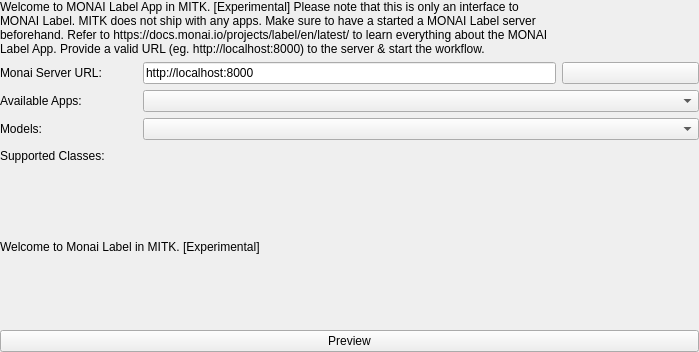
MITK/MITK, file Modules/SegmentationUI/Qmitk/QmitkMonaiLabelToolGUIControls.ui: the form before one commit.
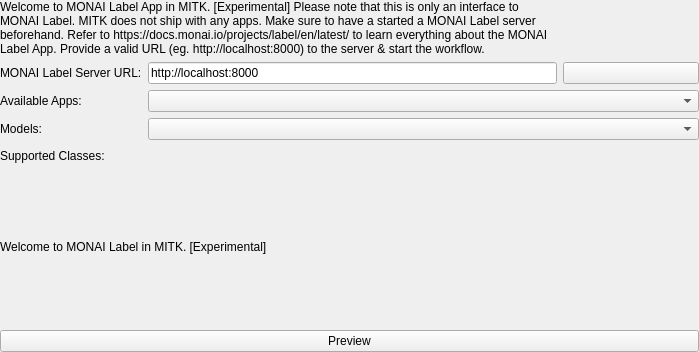
The form after the commit. Custom widgets are drawn as their Qt base class.

Commit message: Adding new variable in Preference for MONAI Label for extending support to other apps

Diff of the .ui file:
```diff
--- a/Modules/SegmentationUI/Qmitk/QmitkMonaiLabelToolGUIControls.ui
+++ b/Modules/SegmentationUI/Qmitk/QmitkMonaiLabelToolGUIControls.ui
@@ -58,7 +58,7 @@
         </sizepolicy>
        </property>
        <property name="text">
-        <string>Monai Server URL:</string>
+        <string>MONAI Label Server URL:</string>
        </property>
       </widget>
      </item>
@@ -163,7 +163,7 @@
       </sizepolicy>
      </property>
      <property name="text">
-      <string>&lt;html&gt;&lt;head/&gt;&lt;body&gt;&lt;p&gt;Welcome to Monai Label in MITK. [Experimental]&lt;/p&gt;&lt;/body&gt;&lt;/html&gt;</string>
+      <string>&lt;html&gt;&lt;head/&gt;&lt;body&gt;&lt;p&gt;Welcome to MONAI Label in MITK. [Experimental]&lt;/p&gt;&lt;/body&gt;&lt;/html&gt;</string>
      </property>
      <property name="textFormat">
       <enum>Qt::RichText</enum>
```
The commit also changes 8 other files.
